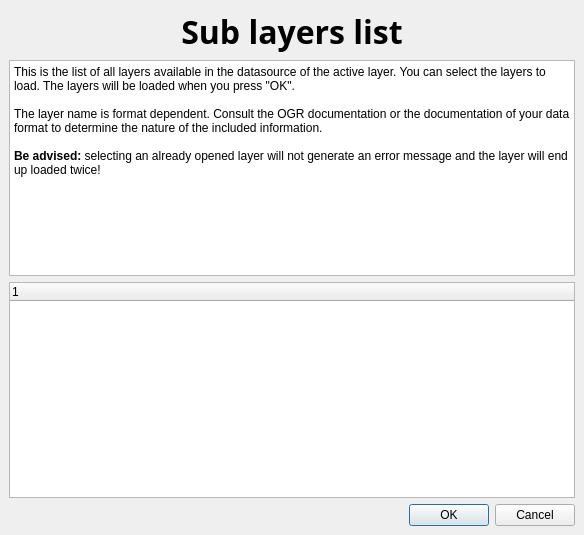
Old version of the form qgis/src/ui/qgsogrsublayersdialogbase.ui in the repository sourcepole/qgis.
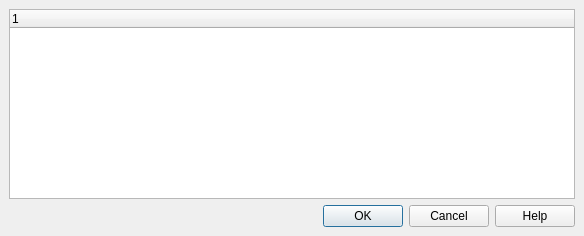
New version of the form. Icons and pictures are not drawn.

```diff
--- a/qgis/src/ui/qgsogrsublayersdialogbase.ui
+++ b/qgis/src/ui/qgsogrsublayersdialogbase.ui
@@ -1,103 +1,44 @@
 <ui version="4.0" >
  <class>QgsOGRSublayersDialogBase</class>
- <widget class="QDialog" name="QgsOGRSublayersDialogBase" >
-  <property name="geometry" >
+ <widget class="QDialog" name="QgsOGRSublayersDialogBase">
+  <property name="geometry">
    <rect>
     <x>0</x>
     <y>0</y>
     <width>584</width>
-    <height>535</height>
+    <height>236</height>
    </rect>
   </property>
-  <property name="windowTitle" >
-   <string>Select OGR layers to load</string>
+  <property name="windowTitle">
+   <string>Select layers to load</string>
   </property>
-  <property name="windowIcon" >
-   <iconset>../../../qgis_1.0.0/src/plugins/ogrsublayers</iconset>
-  </property>
-  <layout class="QGridLayout" >
-   <property name="leftMargin" >
+  <layout class="QGridLayout">
+   <property name="margin">
     <number>9</number>
    </property>
-   <property name="topMargin" >
-    <number>9</number>
-   </property>
-   <property name="rightMargin" >
-    <number>9</number>
-   </property>
-   <property name="bottomMargin" >
-    <number>9</number>
-   </property>
-   <property name="horizontalSpacing" >
+   <property name="spacing">
     <number>6</number>
    </property>
-   <property name="verticalSpacing" >
-    <number>6</number>
-   </property>
-   <item row="0" column="0" >
-    <widget class="QLabel" name="txtHeading" >
-     <property name="sizePolicy" >
-      <sizepolicy vsizetype="Minimum" hsizetype="Preferred" >
-       <horstretch>0</horstretch>
-       <verstretch>0</verstretch>
-      </sizepolicy>
-     </property>
-     <property name="font" >
-      <font>
-       <family>Sans Serif</family>
-       <pointsize>24</pointsize>
-       <weight>75</weight>
-       <italic>false</italic>
-       <bold>true</bold>
-       <underline>false</underline>
-       <strikeout>false</strikeout>
-      </font>
-     </property>
-     <property name="text" >
-      <string>Sub layers list</string>
-     </property>
-     <property name="alignment" >
-      <set>Qt::AlignCenter</set>
-     </property>
-    </widget>
-   </item>
-   <item row="8" column="0" >
-    <widget class="QDialogButtonBox" name="buttonBox" >
-     <property name="orientation" >
+   <item row="6" column="0">
+    <widget class="QDialogButtonBox" name="buttonBox">
+     <property name="orientation">
       <enum>Qt::Horizontal</enum>
      </property>
-     <property name="standardButtons" >
-      <set>QDialogButtonBox::Cancel|QDialogButtonBox::NoButton|QDialogButtonBox::Ok</set>
+     <property name="standardButtons">
+      <set>QDialogButtonBox::Cancel|QDialogButtonBox::Help|QDialogButtonBox::Ok</set>
      </property>
     </widget>
    </item>
-   <item row="1" column="0" >
-    <widget class="QTextEdit" name="textEdit" >
-     <property name="html" >
-      <string>&lt;html>&lt;head>&lt;meta name="qrichtext" content="1" />&lt;style type="text/css">
-p, li { white-space: pre-wrap; }
-&lt;/style>&lt;/head>&lt;body style=" font-family:'DejaVu Sans'; font-size:9pt; font-weight:400; font-style:normal;">
-&lt;p style=" margin-top:0px; margin-bottom:0px; margin-left:0px; margin-right:0px; -qt-block-indent:0; text-indent:0px; font-family:'Sans Serif';">This is the list of all layers available in the datasource of the active layer. You can select the layers to load. The layers will be loaded when you press "OK".&lt;/p>
-&lt;p style="-qt-paragraph-type:empty; margin-top:0px; margin-bottom:0px; margin-left:0px; margin-right:0px; -qt-block-indent:0; text-indent:0px; font-family:'Sans Serif';">&lt;/p>
-&lt;p style=" margin-top:0px; margin-bottom:0px; margin-left:0px; margin-right:0px; -qt-block-indent:0; text-indent:0px; font-family:'Sans Serif';">The layer name is format dependent. Consult the OGR documentation or the documentation of your data format to determine the nature of the included information.&lt;/p>
-&lt;p style="-qt-paragraph-type:empty; margin-top:0px; margin-bottom:0px; margin-left:0px; margin-right:0px; -qt-block-indent:0; text-indent:0px; font-family:'Sans Serif';">&lt;/p>
-&lt;p style=" margin-top:0px; margin-bottom:0px; margin-left:0px; margin-right:0px; -qt-block-indent:0; text-indent:0px; font-family:'Sans Serif';">&lt;span style=" font-weight:600;">Be advised: &lt;/span>selecting an already opened layer will not generate an error message and the layer will end up loaded twice!&lt;/p>&lt;/body>&lt;/html></string>
-     </property>
-    </widget>
-   </item>
-   <item row="2" column="0" >
-    <widget class="QTreeWidget" name="layersTable" >
-     <property name="windowModality" >
-      <enum>Qt::NonModal</enum>
-     </property>
-     <property name="selectionMode" >
+   <item row="0" column="0">
+    <widget class="QTreeWidget" name="layersTable">
+     <property name="selectionMode">
       <enum>QAbstractItemView::ExtendedSelection</enum>
      </property>
-     <property name="selectionBehavior" >
+     <property name="selectionBehavior">
       <enum>QAbstractItemView::SelectRows</enum>
      </property>
      <column>
-      <property name="text" >
+      <property name="text">
        <string>1</string>
       </property>
      </column>
@@ -105,7 +46,7 @@
    </item>
   </layout>
  </widget>
- <layoutdefault spacing="6" margin="11" />
+ <layoutdefault spacing="6" margin="11"/>
  <resources/>
  <connections>
   <connection>
```
Left out of the diff: 11 changed lines with no effect on the pictures.
